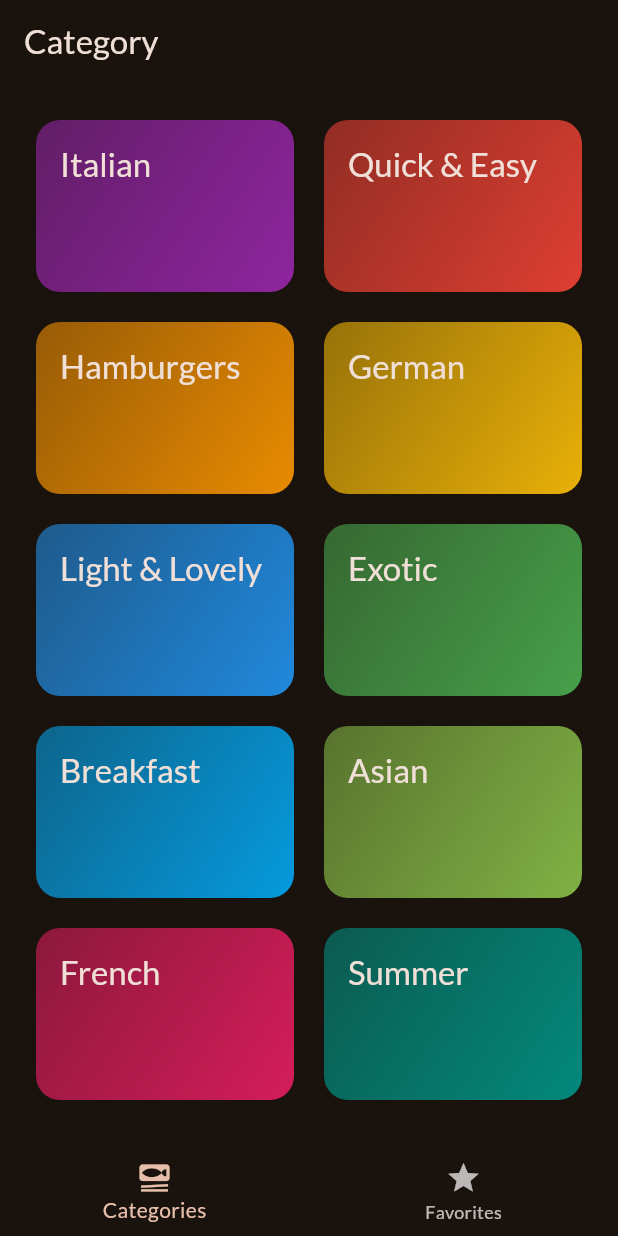
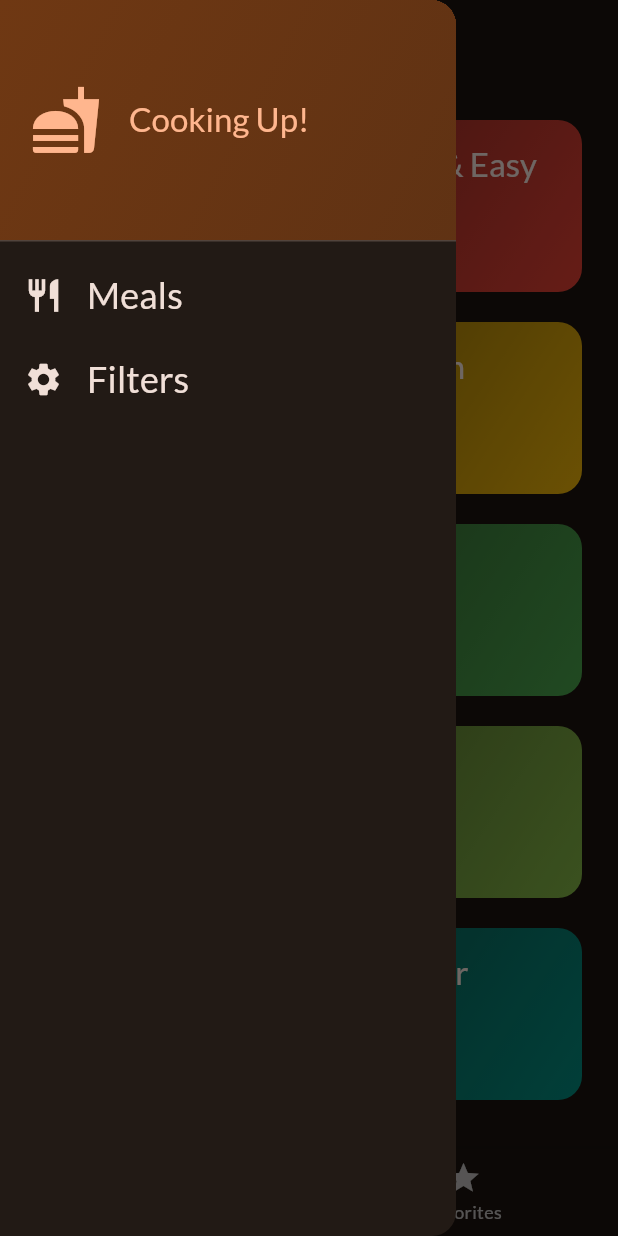
Before and after one commit to speedy901990/meals_app, a Flutter app: the screen it shows after launch, with the side drawer open (before the commit the screen has no drawer), on a phone screen of 412 x 824 dp. Run offline on Flutter 3.47's test engine with Material 2 defaults, Android fonts, the phone set to English and light mode, and no system bars; our stand-ins replace google_fonts, transparent_image.

Commit message:
Build up side drawer

```diff
--- a/lib/screens/tabs.dart
+++ b/lib/screens/tabs.dart
@@ -2,6 +2,7 @@ import 'package:flutter/material.dart';
 import 'package:meals/models/meal.dart';
 import 'package:meals/screens/categories.dart';
 import 'package:meals/screens/meals.dart';
+import 'package:meals/widgets/main_drawer.dart';
 
 class TabsScreen extends StatefulWidget {
   const TabsScreen({super.key});
@@ -63,6 +64,7 @@ class _TabsScreenState extends State<TabsScreen> {
       appBar: AppBar(
         title: Text(activePageTitle),
       ),
+      drawer: const MainDrawer(),
       body: activePage,
       bottomNavigationBar: BottomNavigationBar(
         onTap: _selectPage,
--- /dev/null
+++ b/lib/widgets/main_drawer.dart
@@ -0,0 +1,69 @@
+import 'package:flutter/material.dart';
+
+class MainDrawer extends StatelessWidget {
+  const MainDrawer({super.key});
+
+  @override
+  Widget build(BuildContext context) {
+    return Drawer(
+      child: Column(
+        children: [
+          DrawerHeader(
+            padding: const EdgeInsets.all(20),
+            decoration: BoxDecoration(
+              gradient: LinearGradient(colors: [
+                Theme.of(context).colorScheme.primaryContainer,
+                Theme.of(context).colorScheme.primaryContainer.withOpacity(0.8)
+              ], begin: Alignment.topLeft, end: Alignment.bottomRight),
+            ),
+            child: Row(
+              children: [
+                Icon(
+                  Icons.fastfood,
+                  size: 48,
+                  color: Theme.of(context).colorScheme.primary,
+                ),
+                const SizedBox(width: 18),
+                Text(
+                  'Cooking Up!',
+                  style: Theme.of(context)
+                      .textTheme
+                      .titleLarge!
+                      .copyWith(color: Theme.of(context).colorScheme.primary),
+                )
+              ],
+            ),
+          ),
+          ListTile(
+            leading: Icon(
+              Icons.restaurant,
+              size: 26,
+              color: Theme.of(context).colorScheme.onBackground,
+            ),
+            title: Text(
+              'Meals',
+              style: Theme.of(context).textTheme.titleSmall!.copyWith(
+                  color: Theme.of(context).colorScheme.onBackground,
+                  fontSize: 24),
+            ),
+            onTap: () {},
+          ),
+          ListTile(
+            leading: Icon(
+              Icons.settings,
+              size: 26,
+              color: Theme.of(context).colorScheme.onBackground,
+            ),
+            title: Text(
+              'Filters',
+              style: Theme.of(context).textTheme.titleSmall!.copyWith(
+                  color: Theme.of(context).colorScheme.onBackground,
+                  fontSize: 24),
+            ),
+            onTap: () {},
+          ),
+        ],
+      ),
+    );
+  }
+}
```
